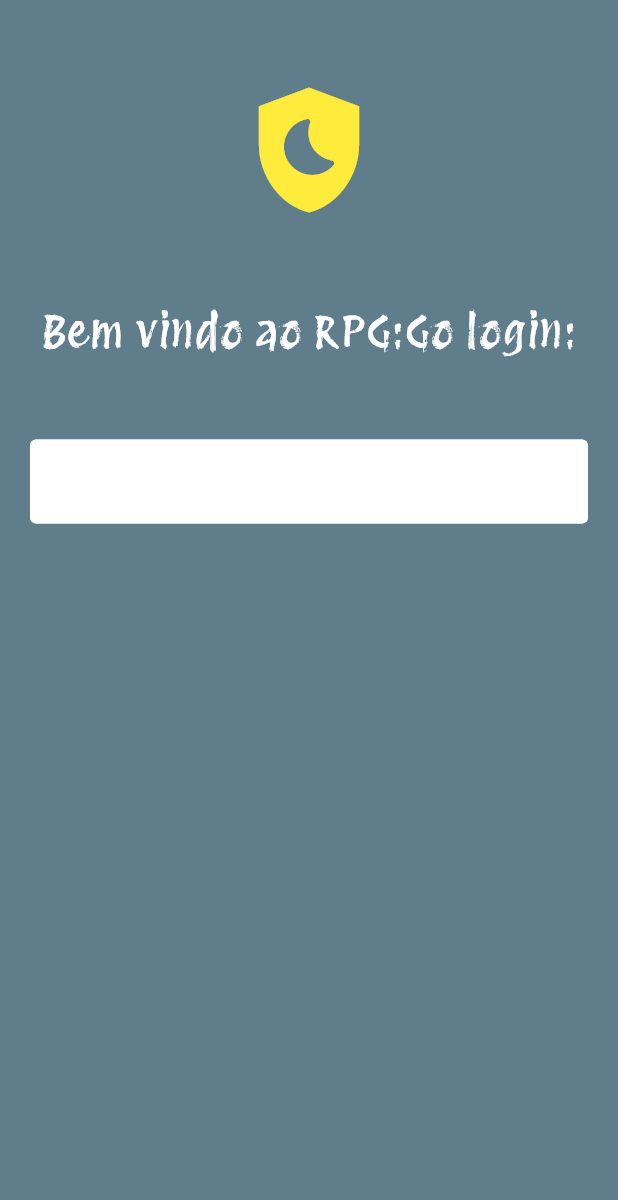
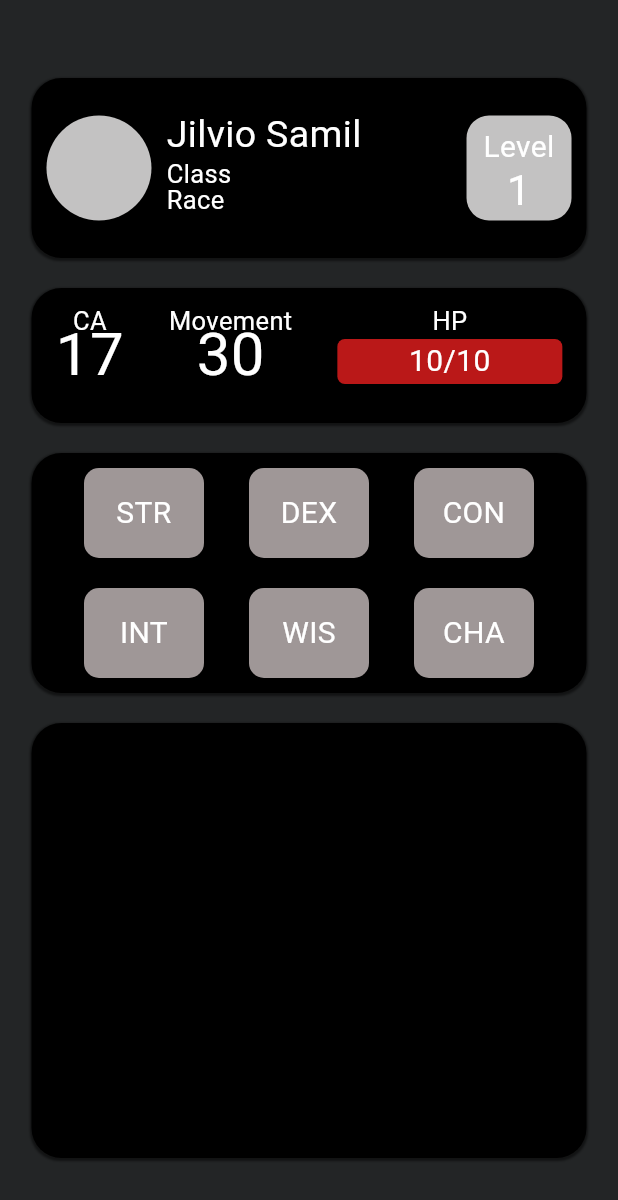
Before and after one commit to vinitava07/RPG-GO, a Flutter app: the screen it shows after launch, on a phone screen of 412 x 824 dp. Shown: the top 1200 px of the screen. Run offline on Flutter 3.47's test engine with Material 3 defaults, Android fonts, the phone set to English and light mode, and no system bars; our stand-ins replace google_fonts; Roboto replaces fonts that are missing (Almendra).

Commit message:
Update main.dart and pubspec.yaml, add SheetHead and SheetStats components

```diff
--- /dev/null
+++ b/rpg_go/lib/components/sheet_attributes.dart
@@ -0,0 +1,134 @@
+import 'package:flutter/material.dart';
+import 'package:google_fonts/google_fonts.dart';
+
+class SheetAttributes extends StatelessWidget {
+  const SheetAttributes({super.key});
+
+  @override
+  Widget build(BuildContext context) {
+    return Row(
+      mainAxisAlignment: MainAxisAlignment.center,
+      children: [
+        Column(
+          crossAxisAlignment: CrossAxisAlignment.center,
+          children: [
+            const SizedBox(height: 10),
+            Container(
+              width: 80,
+              height: 60,
+              decoration: BoxDecoration(
+                color: const Color.fromARGB(255, 159, 151, 151),
+                borderRadius: BorderRadius.circular(10),
+              ),
+              child: const Column(
+                mainAxisAlignment: MainAxisAlignment.center,
+                children: [
+                  Text("STR",
+                      textAlign: TextAlign.center,
+                      style: TextStyle(color: Colors.white, fontSize: 20)),
+                ],
+              ),
+            ),
+            const SizedBox(height: 20),
+            Container(
+              width: 80,
+              height: 60,
+              decoration: BoxDecoration(
+                color: const Color.fromARGB(255, 159, 151, 151),
+                borderRadius: BorderRadius.circular(10),
+              ),
+              child: const Column(
+                mainAxisAlignment: MainAxisAlignment.center,
+                children: [
+                  Text("INT",
+                      textAlign: TextAlign.center,
+                      style: TextStyle(color: Colors.white, fontSize: 20)),
+                ],
+              ),
+            ),
+          ],
+        ),
+        const SizedBox(width: 30),
+        Column(
+          crossAxisAlignment: CrossAxisAlignment.center,
+          children: [
+            const SizedBox(height: 10),
+            Container(
+              width: 80,
+              height: 60,
+              decoration: BoxDecoration(
+                color: const Color.fromARGB(255, 159, 151, 151),
+                borderRadius: BorderRadius.circular(10),
+              ),
+              child: const Column(
+                mainAxisAlignment: MainAxisAlignment.center,
+                children: [
+                  Text("DEX",
+                      textAlign: TextAlign.center,
+                      style: TextStyle(color: Colors.white, fontSize: 20)),
+                ],
+              ),
+            ),
+            const SizedBox(height: 20),
+            Container(
+              width: 80,
+              height: 60,
+              decoration: BoxDecoration(
+                color: const Color.fromARGB(255, 159, 151, 151),
+                borderRadius: BorderRadius.circular(10),
+              ),
+              child: const Column(
+                mainAxisAlignment: MainAxisAlignment.center,
+                children: [
+                  Text("WIS",
+                      textAlign: TextAlign.center,
+                      style: TextStyle(color: Colors.white, fontSize: 20)),
+                ],
+              ),
+            ),
+          ],
+        ),
+        const SizedBox(width: 30),
+        Column(
+          crossAxisAlignment: CrossAxisAlignment.center,
+          children: [
+            const SizedBox(height: 10),
+            Container(
+              width: 80,
+              height: 60,
+              decoration: BoxDecoration(
+                color: const Color.fromARGB(255, 159, 151, 151),
+                borderRadius: BorderRadius.circular(10),
+              ),
+              child: const Column(
+                mainAxisAlignment: MainAxisAlignment.center,
+                children: [
+                  Text("CON",
+                      textAlign: TextAlign.center,
+                      style: TextStyle(color: Colors.white, fontSize: 20)),
+                ],
+              ),
+            ),
+            const SizedBox(height: 20),
+            Container(
+              width: 80,
+              height: 60,
+              decoration: BoxDecoration(
+                color: const Color.fromARGB(255, 159, 151, 151),
+                borderRadius: BorderRadius.circular(10),
+              ),
+              child: const Column(
+                mainAxisAlignment: MainAxisAlignment.center,
+                children: [
+                  Text("CHA",
+                      textAlign: TextAlign.center,
+                      style: TextStyle(color: Colors.white, fontSize: 20)),
+                ],
+              ),
+            ),
+          ],
+        )
+      ],
+    );
+  }
+}
--- /dev/null
+++ b/rpg_go/lib/components/sheet_head.dart
@@ -0,0 +1,70 @@
+import 'package:flutter/material.dart';
+import 'package:google_fonts/google_fonts.dart';
+
+class SheetHead extends StatelessWidget {
+  const SheetHead({super.key});
+
+  @override
+  Widget build(BuildContext context) {
+    return Row(
+      mainAxisAlignment: MainAxisAlignment.center,
+      children: [
+        Container(
+          width: 70,
+          height: 70,
+          decoration: const BoxDecoration(
+            color: Color.fromARGB(255, 195, 194, 194),
+            shape: BoxShape.circle,
+          ),
+        ),
+        const SizedBox(width: 10), // Espaço entre a imagem e o título
+        Column(
+          crossAxisAlignment: CrossAxisAlignment.start,
+          children: [
+            const SizedBox(height: 20), // Espaço entre o topo e o título
+            Text("Jilvio Samil",
+                style: GoogleFonts.almendra(
+                    textStyle:
+                        const TextStyle(fontSize: 25, color: Colors.white))),
+            Text(
+              "Class",
+              style: GoogleFonts.almendra(
+                  textStyle: GoogleFonts.almendra(
+                      textStyle:
+                          const TextStyle(fontSize: 17, color: Colors.white, height: 1))),
+            ),
+            Text(
+              "Race",
+              style: GoogleFonts.almendra(
+                  textStyle: GoogleFonts.almendra(
+                      textStyle:
+                          const TextStyle(fontSize: 17, color: Colors.white, height: 1))),
+            ),
+          ],
+        ),
+        const SizedBox(width: 70), // Espaço entre o título e a imagem
+        Container(
+          width: 70,
+          height: 70,
+          decoration: BoxDecoration(
+            color: const Color.fromARGB(255, 195, 194, 194),
+            borderRadius: BorderRadius.circular(15),
+          ),
+          child: const Column(
+            mainAxisAlignment: MainAxisAlignment.center,
+            children: [
+              Text("Level",
+                  textAlign: TextAlign.center,
+                  style: TextStyle(color: Colors.white, fontSize: 20)),
+              Text(
+                "1",
+                textAlign: TextAlign.center,
+                style: TextStyle(color: Colors.white, fontSize: 28, height: 1),
+              ),
+            ],
+          ),
+        ),
+      ],
+    );
+  }
+}
--- /dev/null
+++ b/rpg_go/lib/components/sheet_stats.dart
@@ -0,0 +1,77 @@
+import 'package:flutter/material.dart';
+import 'package:google_fonts/google_fonts.dart';
+
+class SheetStats extends StatelessWidget {
+  const SheetStats({super.key});
+
+  @override
+  Widget build(BuildContext context) {
+    return Row(
+      mainAxisAlignment: MainAxisAlignment.center,
+      children: [
+        Column(
+          crossAxisAlignment: CrossAxisAlignment.center,
+          children: [
+            const SizedBox(height: 10),
+            Text("CA",
+                style: GoogleFonts.almendra(
+                    textStyle:
+                        const TextStyle(fontSize: 17, color: Colors.white))),
+            Text(
+              "17",
+              style: GoogleFonts.almendra(
+                  textStyle: GoogleFonts.almendra(
+                      textStyle: const TextStyle(
+                          fontSize: 40, color: Colors.white, height: 0.5))),
+            ),
+          ],
+        ),
+        const SizedBox(width: 30),
+        Column(
+          crossAxisAlignment: CrossAxisAlignment.center,
+          children: [
+            const SizedBox(height: 10),
+            Text("Movement",
+                style: GoogleFonts.almendra(
+                    textStyle:
+                        const TextStyle(fontSize: 17, color: Colors.white))),
+            Text(
+              "30",
+              style: GoogleFonts.almendra(
+                  textStyle: GoogleFonts.almendra(
+                      textStyle: const TextStyle(
+                          fontSize: 40, color: Colors.white, height: 0.5))),
+            ),
+          ],
+        ),
+        const SizedBox(width: 30),
+        Column(
+          crossAxisAlignment: CrossAxisAlignment.center,
+          children: [
+            const SizedBox(height: 10),
+            Text("HP",
+                style: GoogleFonts.almendra(
+                    textStyle:
+                        const TextStyle(fontSize: 17, color: Colors.white))),
+            Container(
+              width: 150,
+              height: 30,
+              decoration: BoxDecoration(
+                color: const Color.fromARGB(255, 186, 24, 24),
+                borderRadius: BorderRadius.circular(5),
+              ),
+              child: const Column(
+                mainAxisAlignment: MainAxisAlignment.center,
+                children: [
+                  Text("10/10",
+                      textAlign: TextAlign.center,
+                      style: TextStyle(color: Colors.white, fontSize: 20)),
+                ],
+              ),
+            ),
+          ],
+        )
+      ],
+    );
+  }
+}
--- a/rpg_go/lib/main.dart
+++ b/rpg_go/lib/main.dart
@@ -1,5 +1,6 @@
 import 'package:flutter/material.dart';
-import 'package:rpg_go/pages/login_page.dart';
+//import 'package:rpg_go/pages/login_page.dart';
+import 'package:rpg_go/pages/sheet_page.dart';
 
 void main() {
   runApp(const MyApp());
@@ -12,7 +13,7 @@ class MyApp extends StatelessWidget {
   Widget build(BuildContext context) {
     return const MaterialApp(
       debugShowCheckedModeBanner: false,
-      home: LoginPage(),
+      home: SheetPage(),
     );
   }
 }
--- /dev/null
+++ b/rpg_go/lib/pages/sheet_page.dart
@@ -0,0 +1,91 @@
+import 'package:flutter/material.dart';
+import 'package:rpg_go/components/sheet_head.dart';
+import 'package:rpg_go/components/sheet_stats.dart';
+import 'package:rpg_go/components/sheet_attributes.dart';
+
+class SheetPage extends StatelessWidget {
+  const SheetPage({super.key});
+
+  @override
+  Widget build(BuildContext context) {
+    return Scaffold(
+        backgroundColor: const Color.fromRGBO(35, 37, 38, 1),
+        body: SafeArea(
+            child: Center(
+          child: (Column(
+            mainAxisAlignment: MainAxisAlignment.center,
+            children: [
+              Container(
+                width: 370,
+                height: 120,
+                decoration: BoxDecoration(
+                  color: Colors.black,
+                  borderRadius: BorderRadius.circular(20), // raio dos cantos
+                  boxShadow: [
+                    BoxShadow(
+                      color: Colors.black.withOpacity(0.5), // cor da sombra
+                      spreadRadius: 1, // raio de espalhamento
+                      blurRadius: 0.5, // raio de desfoque
+                      offset: const Offset(0, 1), // deslocamento da sombra
+                    ),
+                  ],
+                ),
+                child: const SheetHead(),
+              ),
+              const SizedBox(height: 20),
+              Container(
+                width: 370,
+                height: 90,
+                decoration: BoxDecoration(
+                  color: Colors.black,
+                  borderRadius: BorderRadius.circular(20), // raio dos cantos
+                  boxShadow: [
+                    BoxShadow(
+                      color: Colors.black.withOpacity(0.5), // cor da sombra
+                      spreadRadius: 1, // raio de espalhamento
+                      blurRadius: 0.5, // raio de desfoque
+                      offset: const Offset(0, 1), // deslocamento da sombra
+                    ),
+                  ],
+                ),
+                child: const SheetStats(),
+              ),
+              const SizedBox(height: 20),
+              Container(
+                width: 370,
+                height: 160,
+                decoration: BoxDecoration(
+                  color: Colors.black,
+                  borderRadius: BorderRadius.circular(20), // raio dos cantos
+                  boxShadow: [
+                    BoxShadow(
+                      color: Colors.black.withOpacity(0.5), // cor da sombra
+                      spreadRadius: 1, // raio de espalhamento
+                      blurRadius: 0.5, // raio de desfoque
+                      offset: const Offset(0, 1), // deslocamento da sombra
+                    ),
+                  ],
+                ),
+                child: const SheetAttributes(),
+              ),
+              const SizedBox(height: 20),
+              Container(
+                  width: 370,
+                  height: 290,
+                  decoration: BoxDecoration(
+                    color: Colors.black,
+                    borderRadius: BorderRadius.circular(20), // raio dos cantos
+                    boxShadow: [
+                      BoxShadow(
+                        color: Colors.black.withOpacity(0.5), // cor da sombra
+                        spreadRadius: 1, // raio de espalhamento
+                        blurRadius: 0.5, // raio de desfoque
+                        offset: const Offset(0, 1), // deslocamento da sombra
+                      ),
+                    ],
+                  )),
+            ],
+          )),
+        )));
+  }
+}
--- a/rpg_go/pubspec.yaml
+++ b/rpg_go/pubspec.yaml
@@ -35,6 +35,8 @@ dependencies:
   # The following adds the Cupertino Icons font to your application.
   # Use with the CupertinoIcons class for iOS style icons.
   cupertino_icons: ^1.0.6
+  flutter_floating_bottom_bar: ^1.2.0
+  google_fonts: ^6.2.1
 
 dev_dependencies:
   flutter_test:
```
